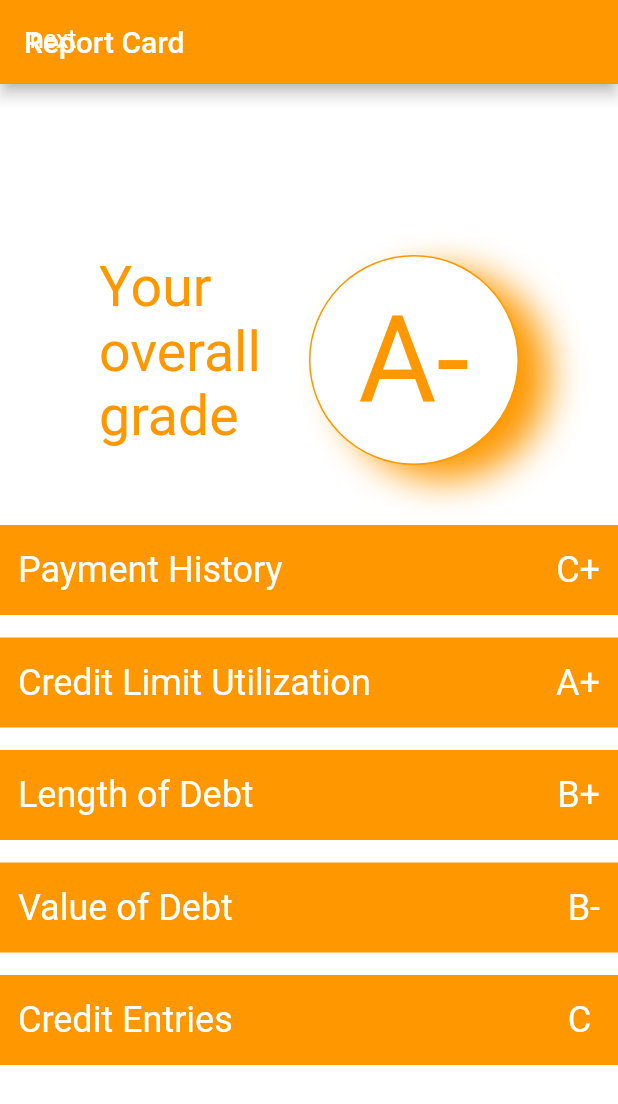
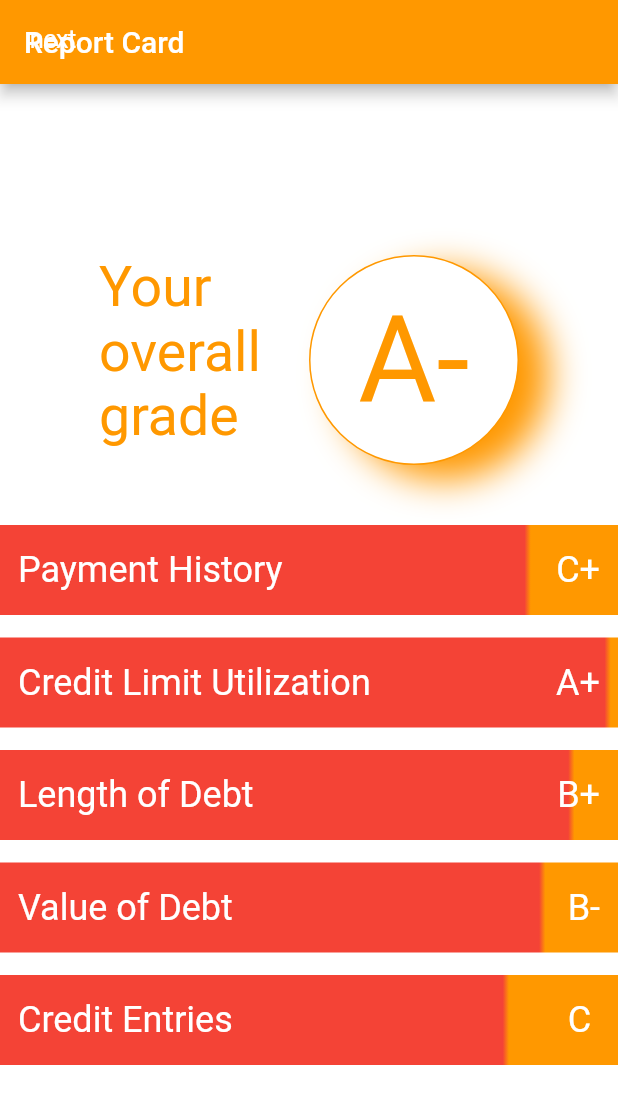
Before and after one commit to xinyi-tony-liu/Credit-Report, a Flutter app: the screen it shows after launch, on a phone screen of 412 x 824 dp. Shown: the top 1104 px of the screen. Run offline on Flutter 3.47's test engine with Material 2 defaults, Android fonts, the phone set to English and light mode, and no system bars; our stand-ins replace carousel_slider.

Commit message:
add gradient progress bar

```diff
--- a/credit_report/lib/pages/report_card.dart
+++ b/credit_report/lib/pages/report_card.dart
@@ -257,9 +257,12 @@ class _ReportCardEntryState extends State<ReportCardEntry> {
       onTap: widget.onTap,
       child: Container(
         alignment: Alignment.centerLeft,
+        decoration: BoxDecoration(gradient: LinearGradient(begin: Alignment.centerLeft,
+                      end: Alignment.centerRight,
+                      stops: [0.0, widget.score / 850 - 0.01, widget.score / 850 ,1.0],
+                      colors: [Colors.red, Colors.red, Colors.orange, Colors.orange]),),
         height: 60,
         padding: EdgeInsets.all(12),
-        color: Theme.of(context).primaryColor,
         child: Row(
           mainAxisAlignment: MainAxisAlignment.spaceBetween,
           children: <Widget>[
```
